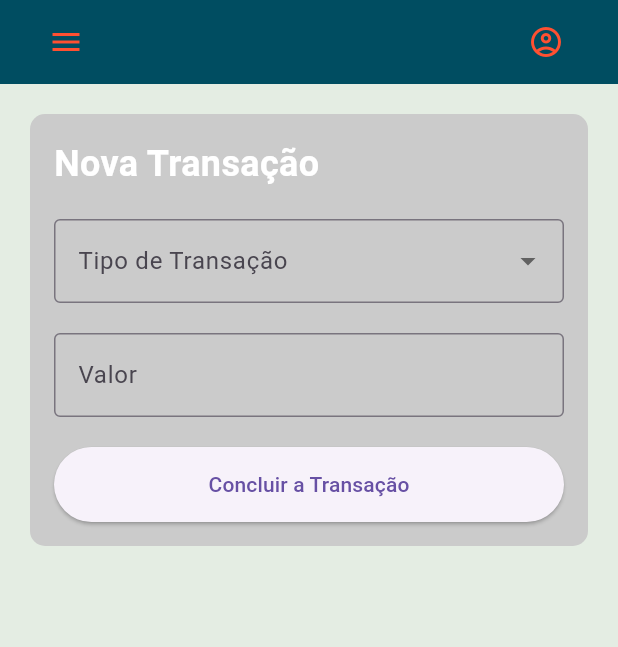
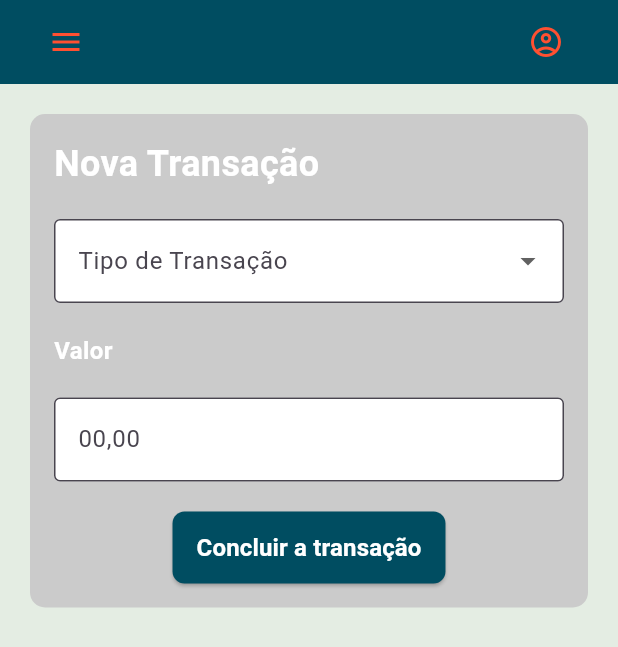
Before and after one commit to CarolBastos/tech_challenge_fase3, a Flutter app: the DashboardScreen screen opened by its route, on a phone screen of 412 x 824 dp. Shown: the top 647 px of the screen. Run offline on Flutter 3.47's test engine with Material 3 defaults, Android fonts, the phone set to English and light mode, and no system bars; our stand-ins replace firebase_auth, firebase_core; accounts and stored records are empty.

Commit message:
estilizando card new transaction

```diff
--- /dev/null
+++ b/lib/widgets/custom_button.dart
@@ -0,0 +1,40 @@
+import 'package:flutter/material.dart';
+
+class CustomButton extends StatelessWidget {
+  final VoidCallback onPressed;
+  final String text;
+  final Color backgroundColor;
+  final Color textColor;
+
+  const CustomButton({
+    super.key,
+    required this.onPressed,
+    required this.text,
+    required this.backgroundColor,
+    required this.textColor,
+  });
+
+  @override
+  Widget build(BuildContext context) {
+    return IntrinsicWidth(
+      child: SizedBox(
+        height: 48,
+        child: ElevatedButton(
+          onPressed: onPressed,
+          style: ElevatedButton.styleFrom(
+            backgroundColor: backgroundColor,
+            foregroundColor: textColor,
+            padding: const EdgeInsets.symmetric(horizontal: 16, vertical: 8),
+            shape: RoundedRectangleBorder(
+              borderRadius: BorderRadius.circular(8),
+            ),
+          ),
+          child: Text(
+            text,
+            style: const TextStyle(fontSize: 16, fontWeight: FontWeight.w600),
+          ),
+        ),
+      ),
+    );
+  }
+}
--- a/lib/widgets/dashboard/new_transaction/new_transaction.dart
+++ b/lib/widgets/dashboard/new_transaction/new_transaction.dart
@@ -1,5 +1,6 @@
 import 'package:flutter/material.dart';
 import 'package:tech_challenge_fase3/app_colors.dart';
+import 'package:tech_challenge_fase3/widgets/custom_button.dart';
 
 class NewTransaction extends StatefulWidget {
   @override
@@ -55,16 +56,29 @@ class _NewTransactionState extends State<NewTransaction> {
           decoration: InputDecoration(
             labelText: 'Tipo de Transação',
             border: OutlineInputBorder(),
+            filled: true,
+            fillColor: AppColors.white,
           ),
           isExpanded: true,
+        ),
+        SizedBox(height: 20),
+        Text(
+          'Valor',
+          style: TextStyle(
+            fontSize: 16,
+            fontWeight: FontWeight.bold,
+            color: AppColors.white,
+          ),
         ),
         SizedBox(height: 20),
         TextFormField(
           controller: valorController,
           keyboardType: TextInputType.number,
           decoration: InputDecoration(
-            labelText: 'Valor',
+            labelText: '00,00',
             border: OutlineInputBorder(),
+            filled: true,
+            fillColor: AppColors.white,
           ),
           validator: (value) {
             if (value!.isEmpty) {
@@ -74,11 +88,12 @@ class _NewTransactionState extends State<NewTransaction> {
           },
         ),
         SizedBox(height: 20),
-        ElevatedButton(
-          onPressed: concluirTransacao,
-          child: Text('Concluir a Transação'),
-          style: ElevatedButton.styleFrom(
-            minimumSize: Size(double.infinity, 50),
+        Center(
+          child: CustomButton(
+            onPressed: concluirTransacao,
+            text: 'Concluir a transação',
+            backgroundColor: AppColors.darkTeal,
+            textColor: Colors.white,
           ),
         ),
       ],
```
